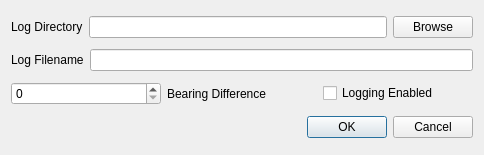
Qt form mqt/MqtRotator/logdialog.ui (zsteva/backup-minos2) before a commit.
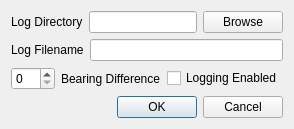
The same form after that commit.

Commit message: Redo parts of forms to get the right minimum sizes

The edit to the form file:
```diff
--- a/mqt/MqtRotator/logdialog.ui
+++ b/mqt/MqtRotator/logdialog.ui
@@ -2,20 +2,6 @@
 <ui version="4.0">
  <class>LogDialog</class>
  <widget class="QDialog" name="LogDialog">
-  <property name="geometry">
-   <rect>
-    <x>0</x>
-    <y>0</y>
-    <width>484</width>
-    <height>155</height>
-   </rect>
-  </property>
-  <property name="minimumSize">
-   <size>
-    <width>484</width>
-    <height>155</height>
-   </size>
-  </property>
   <property name="windowTitle">
    <string>Rotator Position Logging</string>
   </property>
```
The commit also changes 8 other files.
